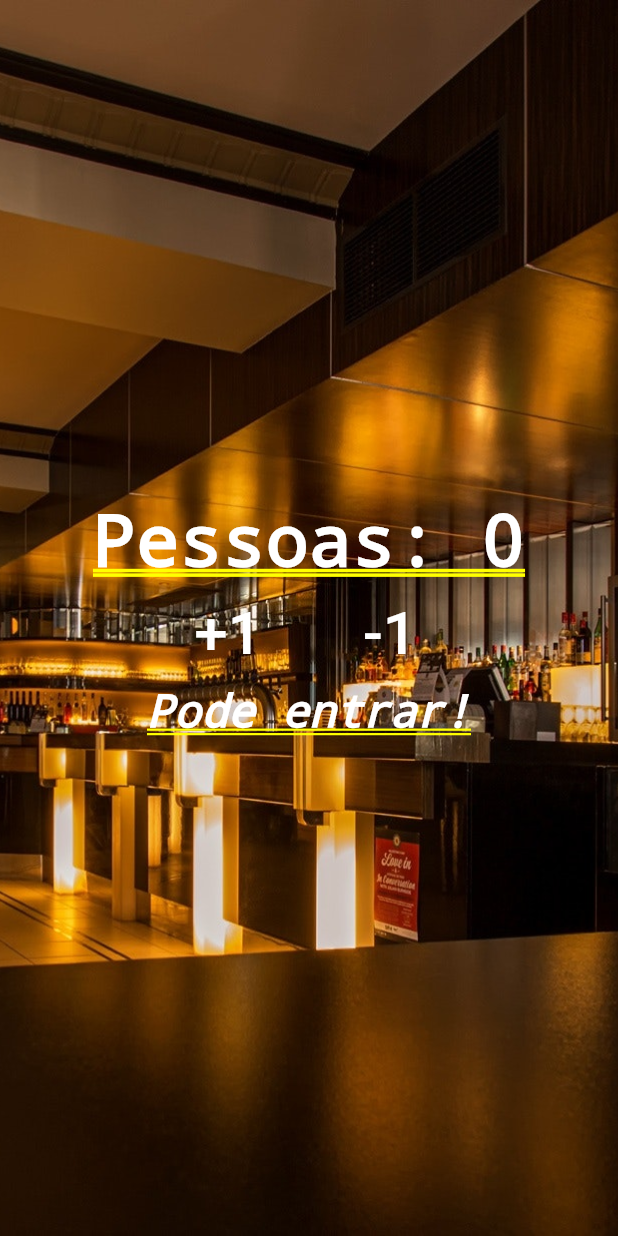
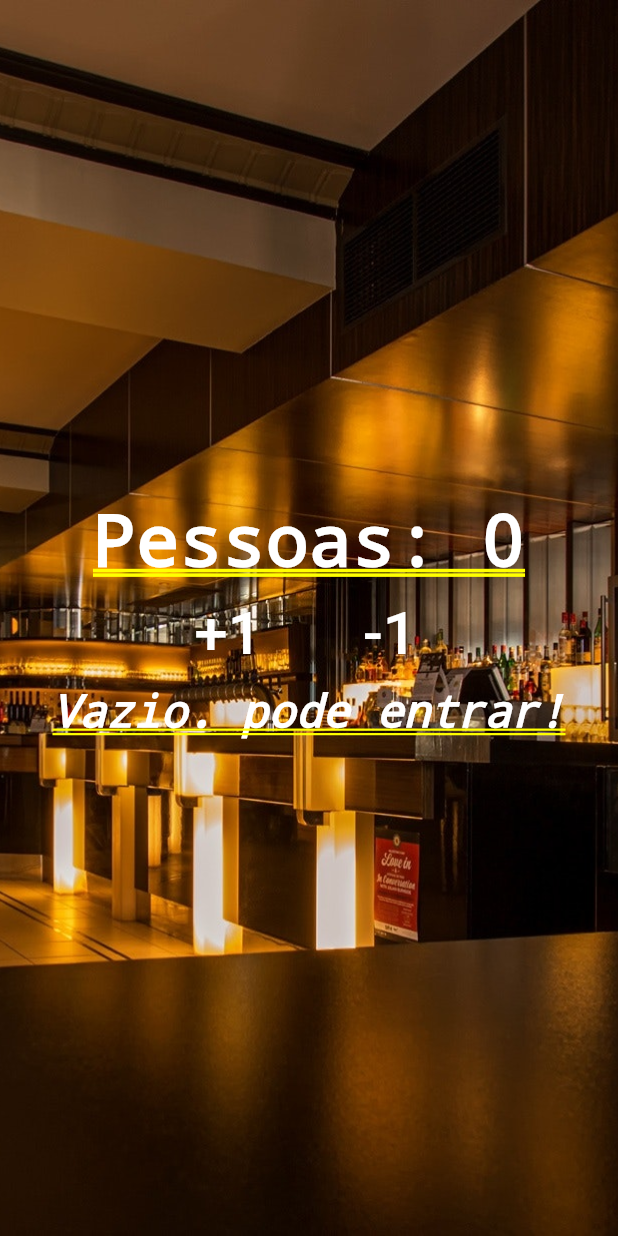
Before and after one commit to italodea/contador-de-pessoas, a Flutter app: the screen it shows after launch, after a tap on "+1", after a tap on "-1", on a phone screen of 412 x 824 dp. Run offline on Flutter 3.47's test engine with Material 2 defaults, Android fonts, the phone set to English and light mode, and no system bars.

Commit message:
Agora a mensagem de baixo também será modificada de acordo com o numero de pessoas

```diff
--- a/contador_de_pessoas/lib/main.dart
+++ b/contador_de_pessoas/lib/main.dart
@@ -16,13 +16,31 @@ class Home extends StatefulWidget {
 
 class _HomeState extends State<Home> {
   int _pessoas = 0;
+  String _mensagem = "Vazio, pode entrar!";
 
   void _mudarPessoas(int delta){
     setState(() {
       _pessoas += delta;
     });
+  }
+  void _checarPessoas(){
+    if (_pessoas >= 10){
+      setState(() {
+        _pessoas = 10;
+        _mensagem = "Esta lotado!";
+      });
+    }else if(_pessoas <= 0){
+      setState(() {
+        _pessoas = 0;
+        _mensagem = "Vazio. pode entrar!";
+      });
 
-
+    }
+    else{
+      setState(() {
+        _mensagem = "Pode entrar!";
+      });
+    }
   }
 
   @override
@@ -53,7 +71,7 @@ class _HomeState extends State<Home> {
                         ),
                         onPressed: (){
                           _mudarPessoas(1);
-
+                          _checarPessoas();
                           debugPrint("+1");
                         },
                       ),
@@ -66,13 +84,14 @@ class _HomeState extends State<Home> {
                         ),
                         onPressed: (){
                           _mudarPessoas(-1);
+                          _checarPessoas();
                           debugPrint("-1");
                         },
                       ),
                     ),
                   ],
                 ),
-                Text("Pode entrar!",
+                Text("$_mensagem",
                   style: TextStyle(
                       color: Colors.white,
                       fontStyle: FontStyle.italic,
```
